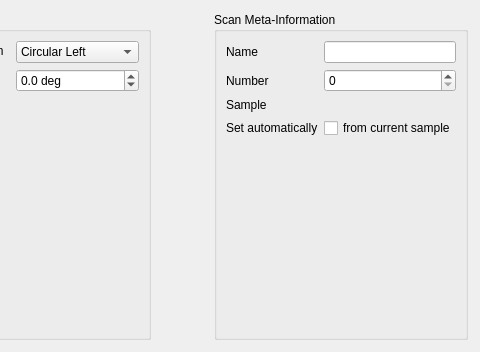
This is source/ui/REIXS/REIXSXASScanConfigurationView.ui in acquaman/acquaman as Qt 5 draws it before an edit; both pictures show x 348 to 828 and y 0 to 352 of the 828 by 352 pixel window. The edited form follows.
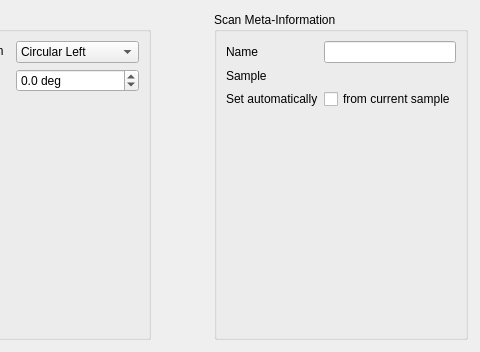
This is the edited form.

Commit message: Removed use of setNumber for naming XES and XAS scans. Removed user control of scan numbers.

```diff
--- a/source/ui/REIXS/REIXSXASScanConfigurationView.ui
+++ b/source/ui/REIXS/REIXSXASScanConfigurationView.ui
@@ -233,6 +233,9 @@
           <string>Scan Meta-Information</string>
          </property>
          <layout class="QFormLayout" name="scanMetaInfoLayout">
+          <property name="fieldGrowthPolicy">
+           <enum>QFormLayout::AllNonFixedFieldsGrow</enum>
+          </property>
           <item row="0" column="0">
            <widget class="QLabel" name="label_2">
             <property name="text">
@@ -244,34 +247,20 @@
            <widget class="QLineEdit" name="nameEdit"/>
           </item>
           <item row="1" column="0">
-           <widget class="QLabel" name="label_3">
-            <property name="text">
-             <string>Number</string>
-            </property>
-           </widget>
-          </item>
-          <item row="1" column="1">
-           <widget class="QSpinBox" name="numberEdit">
-            <property name="maximum">
-             <number>10000</number>
-            </property>
-           </widget>
-          </item>
-          <item row="2" column="0">
            <widget class="QLabel" name="label_4">
             <property name="text">
              <string>Sample</string>
             </property>
            </widget>
           </item>
-          <item row="3" column="0">
+          <item row="2" column="0">
            <widget class="QLabel" name="label_5">
             <property name="text">
              <string>Set automatically</string>
             </property>
            </widget>
           </item>
-          <item row="3" column="1">
+          <item row="2" column="1">
            <widget class="QCheckBox" name="namedAutomaticallyBox">
             <property name="text">
              <string>from current sample</string>
```
The commit also changes 5 other files.
